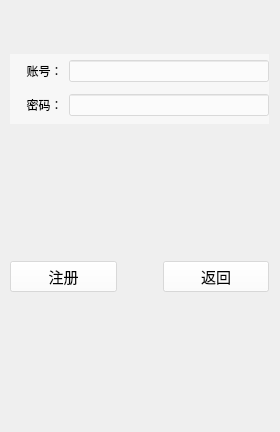
The window that regist.ui (Specialwu-cpu/train_book_system) describes before a commit, drawn with Qt 5.
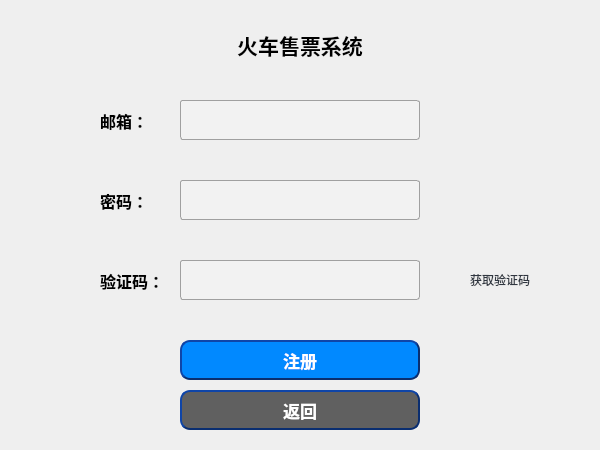
The same window after the commit.

Commit message: 完成找回密码界面和逻辑。

Diff of the .ui file:
```diff
--- a/regist.ui
+++ b/regist.ui
@@ -6,186 +6,371 @@
    <rect>
     <x>0</x>
     <y>0</y>
-    <width>280</width>
-    <height>432</height>
+    <width>600</width>
+    <height>450</height>
    </rect>
   </property>
   <property name="windowTitle">
    <string>Form</string>
   </property>
-  <widget class="QWidget" name="widget_2" native="true">
+  <widget class="QLabel" name="titleLabel">
    <property name="geometry">
     <rect>
-     <x>10</x>
-     <y>54</y>
-     <width>259</width>
-     <height>70</height>
+     <x>125</x>
+     <y>30</y>
+     <width>350</width>
+     <height>30</height>
     </rect>
    </property>
    <property name="styleSheet">
-    <string notr="true">background-color: rgba(255, 255, 255, 120);</string>
+    <string notr="true">QLabel
+{
+	font-family: 微软雅黑;
+    font:bold 16pt; /*字体*/
+}</string>
    </property>
-   <layout class="QVBoxLayout" name="verticalLayout_7">
-    <item>
-     <layout class="QHBoxLayout" name="horizontalLayout0" stretch="0,4">
-      <item>
-       <widget class="QLabel" name="accountLabel">
-        <property name="styleSheet">
-         <string notr="true">font: 12pt &quot;华文琥珀&quot;;
-background-color: rgba(255, 255, 255, 0);</string>
-        </property>
-        <property name="text">
-         <string>     账号：</string>
-        </property>
-       </widget>
-      </item>
-      <item>
-       <widget class="QLineEdit" name="accountLineEdit"/>
-      </item>
-     </layout>
-    </item>
-    <item>
-     <layout class="QHBoxLayout" name="horizontalLayout1" stretch="1,4">
-      <item>
-       <widget class="QLabel" name="passwordLabel">
-        <property name="styleSheet">
-         <string notr="true">font: 12pt &quot;华文琥珀&quot;;
-background-color: rgba(255, 255, 255, 0);</string>
-        </property>
-        <property name="text">
-         <string>     密码：</string>
-        </property>
-       </widget>
-      </item>
-      <item>
-       <widget class="QLineEdit" name="passwordLineEdit">
-        <property name="echoMode">
-         <enum>QLineEdit::Password</enum>
-        </property>
-       </widget>
-      </item>
-     </layout>
-    </item>
-   </layout>
+   <property name="text">
+    <string>火车售票系统</string>
+   </property>
+   <property name="alignment">
+    <set>Qt::AlignCenter</set>
+   </property>
   </widget>
-  <widget class="QWidget" name="widget_3" native="true">
+  <widget class="QLineEdit" name="accountLineEdit">
    <property name="geometry">
     <rect>
-     <x>10</x>
-     <y>130</y>
-     <width>259</width>
-     <height>294</height>
+     <x>180</x>
+     <y>100</y>
+     <width>240</width>
+     <height>40</height>
     </rect>
    </property>
-   <layout class="QVBoxLayout" name="verticalLayout_6" stretch="2">
-    <item>
-     <layout class="QHBoxLayout" name="horizontalLayout2" stretch="3,0,3">
-      <item>
-       <widget class="QPushButton" name="registButton">
-        <property name="minimumSize">
-         <size>
-          <width>30</width>
-          <height>30</height>
-         </size>
-        </property>
-        <property name="font">
-         <font>
-          <family>华文琥珀</family>
-          <pointsize>11</pointsize>
-          <weight>50</weight>
-          <italic>false</italic>
-          <bold>false</bold>
-         </font>
-        </property>
-        <property name="styleSheet">
-         <string notr="true">font: 11pt &quot;华文琥珀&quot;;
-background-color: rgba(255, 255, 255, 120);</string>
-        </property>
-        <property name="text">
-         <string>注册</string>
-        </property>
-       </widget>
-      </item>
-      <item>
-       <spacer name="horizontalSpacer0">
-        <property name="orientation">
-         <enum>Qt::Horizontal</enum>
-        </property>
-        <property name="sizeHint" stdset="0">
-         <size>
-          <width>40</width>
-          <height>20</height>
-         </size>
-        </property>
-       </spacer>
-      </item>
-      <item>
-       <widget class="QPushButton" name="backButton">
-        <property name="minimumSize">
-         <size>
-          <width>30</width>
-          <height>30</height>
-         </size>
-        </property>
-        <property name="font">
-         <font>
-          <family>华文琥珀</family>
-          <pointsize>11</pointsize>
-          <weight>50</weight>
-          <italic>false</italic>
-          <bold>false</bold>
-         </font>
-        </property>
-        <property name="styleSheet">
-         <string notr="true">font: 11pt &quot;华文琥珀&quot;;
-background-color: rgba(255, 255, 255, 120);</string>
-        </property>
-        <property name="text">
-         <string>返回</string>
-        </property>
-       </widget>
-      </item>
-     </layout>
-    </item>
-   </layout>
+   <property name="styleSheet">
+    <string notr="true">QLineEdit {
+	border: 1px solid #A0A0A0; /* 边框宽度为1px，颜色为#A0A0A0 */
+	border-radius: 3px; /* 边框圆角 */
+	padding-left: 5px; /* 文本距离左边界有5px */
+	background-color: #F2F2F2; /* 背景颜色 灰*/
+	color: #000000; /* 文本颜色 黑*/
+	selection-background-color: #A0A0A0; /* 选中文本的背景颜色 */
+	selection-color: #F2F2F2; /* 选中文本的颜色 */
+	font-family: &quot;Times New Roman&quot;; /* 文本字体族 */
+	font-size: 12pt; /* 文本字体大小 */
+}
+
+QLineEdit:hover { /* 鼠标悬浮在QLineEdit时的状态 */
+	border: 1px solid #298DFF;
+	border-radius: 3px;
+	background-color: #F2F2F2;
+	color: #298DFF; /* 文本颜色 蓝*/
+	selection-background-color: #298DFF;
+	selection-color: #F2F2F2;
+}
+</string>
+   </property>
+   <property name="text">
+    <string/>
+   </property>
   </widget>
-  <widget class="QWidget" name="widget" native="true">
+  <widget class="QLineEdit" name="passwordLineEdit">
    <property name="geometry">
     <rect>
-     <x>10</x>
-     <y>10</y>
-     <width>259</width>
-     <height>38</height>
+     <x>180</x>
+     <y>180</y>
+     <width>240</width>
+     <height>40</height>
     </rect>
    </property>
-   <layout class="QHBoxLayout" name="horizontalLayout_10">
-    <item>
-     <spacer name="horizontalSpacer_1">
-      <property name="orientation">
-       <enum>Qt::Horizontal</enum>
-      </property>
-      <property name="sizeHint" stdset="0">
-       <size>
-        <width>11</width>
-        <height>20</height>
-       </size>
-      </property>
-     </spacer>
-    </item>
-    <item>
-     <spacer name="horizontalSpacer_0">
-      <property name="orientation">
-       <enum>Qt::Horizontal</enum>
-      </property>
-      <property name="sizeHint" stdset="0">
-       <size>
-        <width>12</width>
-        <height>20</height>
-       </size>
-      </property>
-     </spacer>
-    </item>
-   </layout>
+   <property name="styleSheet">
+    <string notr="true">QLineEdit {
+	border: 1px solid #A0A0A0; /* 边框宽度为1px，颜色为#A0A0A0 */
+	border-radius: 3px; /* 边框圆角 */
+	padding-left: 5px; /* 文本距离左边界有5px */
+	background-color: #F2F2F2; /* 背景颜色 灰*/
+	color: #000000; /* 文本颜色 黑*/
+	selection-background-color: #A0A0A0; /* 选中文本的背景颜色 */
+	selection-color: #F2F2F2; /* 选中文本的颜色 */
+	font-family: &quot;Times New Roman&quot;; /* 文本字体族 */
+	font-size: 12pt; /* 文本字体大小 */
+}
+
+QLineEdit:hover { /* 鼠标悬浮在QLineEdit时的状态 */
+	border: 1px solid #298DFF;
+	border-radius: 3px;
+	background-color: #F2F2F2;
+	color: #298DFF; /* 文本颜色 蓝*/
+	selection-background-color: #298DFF;
+	selection-color: #F2F2F2;
+}
+</string>
+   </property>
+  </widget>
+  <widget class="QLineEdit" name="codeLineEdit">
+   <property name="geometry">
+    <rect>
+     <x>180</x>
+     <y>260</y>
+     <width>240</width>
+     <height>40</height>
+    </rect>
+   </property>
+   <property name="styleSheet">
+    <string notr="true">QLineEdit {
+	border: 1px solid #A0A0A0; /* 边框宽度为1px，颜色为#A0A0A0 */
+	border-radius: 3px; /* 边框圆角 */
+	padding-left: 5px; /* 文本距离左边界有5px */
+	background-color: #F2F2F2; /* 背景颜色 灰*/
+	color: #000000; /* 文本颜色 黑*/
+	selection-background-color: #A0A0A0; /* 选中文本的背景颜色 */
+	selection-color: #F2F2F2; /* 选中文本的颜色 */
+	font-family: &quot;Times New Roman&quot;; /* 文本字体族 */
+	font-size: 12pt; /* 文本字体大小 */
+}
+
+QLineEdit:hover { /* 鼠标悬浮在QLineEdit时的状态 */
+	border: 1px solid #298DFF;
+	border-radius: 3px;
+	background-color: #F2F2F2;
+	color: #298DFF; /* 文本颜色 蓝*/
+	selection-background-color: #298DFF;
+	selection-color: #F2F2F2;
+}
+</string>
+   </property>
+  </widget>
+  <widget class="QPushButton" name="registButton">
+   <property name="geometry">
+    <rect>
+     <x>180</x>
+     <y>340</y>
+     <width>240</width>
+     <height>40</height>
+    </rect>
+   </property>
+   <property name="styleSheet">
+    <string notr="true">/*鼠标悬浮时的效果*/
+QPushButton#myButton:hover
+{
+    color:#0000ff;
+    background-color:rgb(40, 85, 20); /*改变背景色*/
+    border-style:inset;/*改变边框风格*/
+    padding-left:8px;
+    padding-top:8px;
+}
+/*如果按下与悬浮想同时产生效果，hover必须写在pressed的后面*/
+/*鼠标按下时的效果*/
+QPushButton#myButton:pressed
+{
+    color:#00ff00;
+    background-color:rgb(40, 85, 20); /*改变背景色*/
+    border-style:inset;/*改变边框风格*/
+    padding-left:6px;
+    padding-top:6px;
+}
+ 
+/*鼠标不可用时的效果*/
+QPushButton#myButton:disabled
+{
+    color:#000000;
+    background-color:rgb(40, 85, 20); /*改变背景色*/
+    border-style:inset;/*改变边框风格*/
+    padding-left:6px;
+    padding-top:6px;
+}
+ 
+QPushButton
+{
+    color:white; /*文字颜色*/
+    background-color:#0189FF;/*背景色*/
+    border-style:outset; /*边框风格*/
+    border-width:2px;/*边框宽度*/
+    border-color:rgb(10, 46,112); /*边框颜色*/
+    border-radius:10px; /*边框倒角*/
+	font-family: 宋体;
+    font:bold 13pt; /*字体*/
+    padding:4px;/*内边距*/
+}
+</string>
+   </property>
+   <property name="text">
+    <string>注册</string>
+   </property>
+  </widget>
+  <widget class="QLabel" name="accountLabel">
+   <property name="geometry">
+    <rect>
+     <x>100</x>
+     <y>105</y>
+     <width>71</width>
+     <height>31</height>
+    </rect>
+   </property>
+   <property name="styleSheet">
+    <string notr="true">QLabel
+{
+	font-family: 宋体;
+    font:bold 12pt; /*字体*/
+}</string>
+   </property>
+   <property name="text">
+    <string>邮箱：</string>
+   </property>
+  </widget>
+  <widget class="QLabel" name="passwordLabel">
+   <property name="geometry">
+    <rect>
+     <x>100</x>
+     <y>185</y>
+     <width>71</width>
+     <height>31</height>
+    </rect>
+   </property>
+   <property name="styleSheet">
+    <string notr="true">QLabel
+{
+	font-family: 宋体;
+    font:bold 12pt; /*字体*/
+}</string>
+   </property>
+   <property name="text">
+    <string>密码：</string>
+   </property>
+  </widget>
+  <widget class="QLabel" name="codeLabel">
+   <property name="geometry">
+    <rect>
+     <x>100</x>
+     <y>265</y>
+     <width>71</width>
+     <height>31</height>
+    </rect>
+   </property>
+   <property name="styleSheet">
+    <string notr="true">QLabel
+{
+	font-family: 宋体;
+    font:bold 12pt; /*字体*/
+}</string>
+   </property>
+   <property name="text">
+    <string>验证码：</string>
+   </property>
+  </widget>
+  <widget class="QPushButton" name="getCodeButton">
+   <property name="geometry">
+    <rect>
+     <x>450</x>
+     <y>265</y>
+     <width>100</width>
+     <height>30</height>
+    </rect>
+   </property>
+   <property name="styleSheet">
+    <string notr="true">/**正常情况下样式**/
+QPushButton{
+	font: 9pt &quot;微软雅黑&quot;;
+    color: #2f3640;
+    border:none;
+    padding: 5px;
+}
+
+/*如果按下与悬浮想同时产生效果，hover必须写在pressed的后面*/
+
+/*鼠标悬浮时的效果*/
+QPushButton::hover
+{
+    color:rgb(96,96,96);
+	text-decoration:underline;
+    border-style:inset;/*改变边框风格*/
+	border-radius: 10px;
+    padding-left:8px;
+    padding-top:8px;
+}
+
+/*鼠标按下时的效果*/
+QPushButton::pressed
+{
+    color:#0000ff;
+    border-style:inset;/*改变边框风格*/
+	border-radius: 10px;
+    padding-left:8px;
+    padding-top:8px;
+}
+ 
+/*鼠标不可用时的效果*/
+QPushButton::disabled
+{
+    color:#000000;
+    background-color:rgb(40, 85, 20); /*改变背景色*/
+    border-style:inset;/*改变边框风格*/
+	border-radius: 10px;
+    padding-left:6px;
+    padding-top:6px;
+}
+
+</string>
+   </property>
+   <property name="text">
+    <string>获取验证码</string>
+   </property>
+  </widget>
+  <widget class="QPushButton" name="backButton">
+   <property name="geometry">
+    <rect>
+     <x>180</x>
+     <y>390</y>
+     <width>240</width>
+     <height>40</height>
+    </rect>
+   </property>
+   <property name="styleSheet">
+    <string notr="true">/*鼠标悬浮时的效果*/
+QPushButton#myButton:hover
+{
+    color:#0000ff;
+    background-color:rgb(40, 85, 20); /*改变背景色*/
+    border-style:inset;/*改变边框风格*/
+    padding-left:8px;
+    padding-top:8px;
+}
+/*如果按下与悬浮想同时产生效果，hover必须写在pressed的后面*/
+/*鼠标按下时的效果*/
+QPushButton#myButton:pressed
+{
+    color:#00ff00;
+    background-color:rgb(40, 85, 20); /*改变背景色*/
+    border-style:inset;/*改变边框风格*/
+    padding-left:6px;
+    padding-top:6px;
+}
+ 
+/*鼠标不可用时的效果*/
+QPushButton#myButton:disabled
+{
+    color:#000000;
+    background-color:rgb(40, 85, 20); /*改变背景色*/
+    border-style:inset;/*改变边框风格*/
+    padding-left:6px;
+    padding-top:6px;
+}
+ 
+QPushButton
+{
+    color:white; /*文字颜色*/
+    background-color:#606060;/*背景色*/
+    border-style:outset; /*边框风格*/
+    border-width:2px;/*边框宽度*/
+    border-color:rgb(10, 46,112); /*边框颜色*/
+    border-radius:10px; /*边框倒角*/
+	font-family: 宋体;
+    font:bold 13pt; /*字体*/
+    padding:4px;/*内边距*/
+}
+</string>
+   </property>
+   <property name="text">
+    <string>返回</string>
+   </property>
   </widget>
  </widget>
  <resources/>
```
The commit also changes 18 other files.
